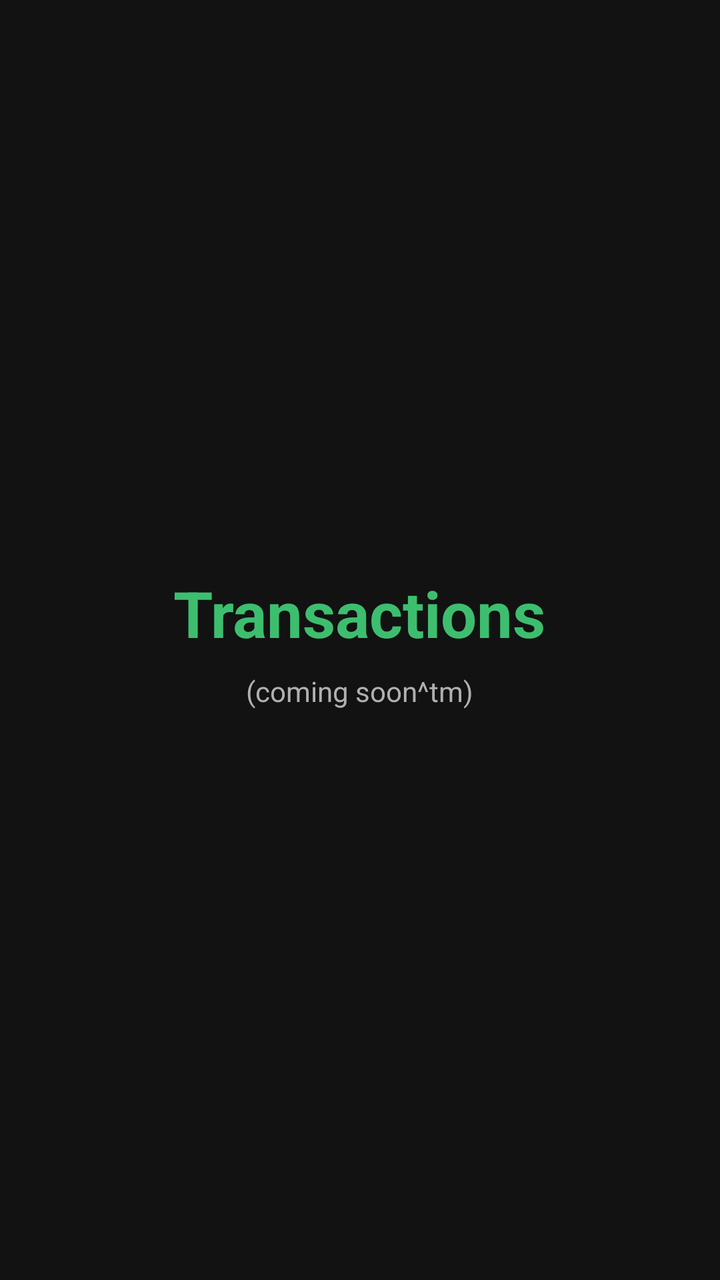
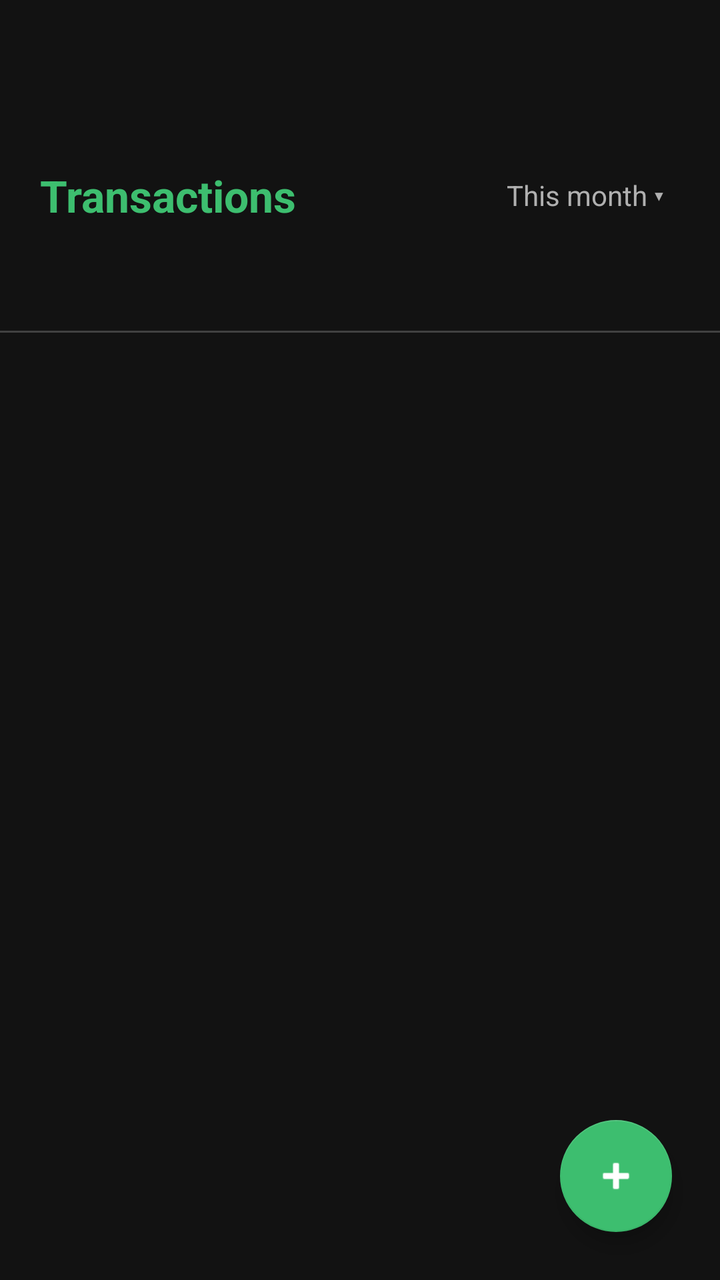

An Android layout rendered at two revisions. The XML below is the earlier revision; the diff shows what the commit changed to produce the second picture.
<!-- AndroidManifest.xml: application theme Theme.Tamatoa -->
<!-- res/layout/fragment_transactions.xml -->
<?xml version="1.0" encoding="utf-8"?>
<LinearLayout xmlns:android="http://schemas.android.com/apk/res/android"
    android:layout_width="match_parent"
    android:layout_height="match_parent"
    android:orientation="vertical"
    android:gravity="center"
    android:background="@color/bg_app">

    <TextView
        android:layout_width="wrap_content"
        android:layout_height="wrap_content"
        android:text="Transactions"
        android:textColor="@color/accent_transactions"
        android:textSize="32sp"
        android:textStyle="bold"/>

    <TextView
        android:layout_width="wrap_content"
        android:layout_height="wrap_content"
        android:text="(coming soon^tm)"
        android:textColor="@color/text_secondary"
        android:textSize="14sp"
        android:layout_marginTop="8dp"/>
</LinearLayout>
<!-- resources referenced by this layout -->
<resources>
  <color name="accent_transactions">#3DBE6F</color>
  <color name="bg_app">#121212</color>
  <color name="text_secondary">#B0B0B0</color>
  <style name="Theme.Tamatoa" parent="Theme.MaterialComponents.DayNight.NoActionBar">
          <item name="colorPrimary">@color/accent_dashboard</item>
          <item name="colorOnPrimary">@color/text_primary</item>
          <item name="android:statusBarColor">@color/bg_app</item>
          <item name="android:windowBackground">@color/bg_app</item>
          <item name="android:windowLightStatusBar">false</item>
      </style>
  <color name="accent_dashboard">#F2A03D</color>
  <color name="text_primary">#FFFFFF</color>
</resources>

<!-- the commit's change to res/layout/fragment_transactions.xml (unified diff, before → after) -->
@@ -1,24 +1,102 @@
+<?xml version="1.0" encoding="utf-8"?>
+<androidx.constraintlayout.widget.ConstraintLayout
+    xmlns:android="http://schemas.android.com/apk/res/android"
+    xmlns:app="http://schemas.android.com/apk/res-auto"
+    android:layout_width="match_parent"
+    android:layout_height="match_parent"
+    android:background="@color/bg_app">
+
+    
+    <LinearLayout
+        android:id="@+id/header"
+        android:layout_width="match_parent"
+        android:layout_height="wrap_content"
+        android:orientation="horizontal"
+        android:gravity="center_vertical"
+        android:paddingTop="80dp"
+        android:paddingBottom="50dp"
+        android:paddingLeft="20dp"
+        android:paddingRight="20dp"
+        app:layout_constraintTop_toTopOf="parent">
+
+        <TextView
+            android:layout_width="0dp"
+            android:layout_height="wrap_content"
+            android:layout_weight="1"
+            android:text="Transactions"
+            android:textColor="@color/accent_transactions"
+            android:textSize="22sp"
+            android:textStyle="bold"/>
+
+        
+        <TextView
+            android:id="@+id/periodLabel"
+            android:layout_width="wrap_content"
+            android:layout_height="wrap_content"
+            android:text="This month ▾"
+            android:textColor="@color/text_secondary"
+            android:textSize="14sp"
+            android:padding="8dp"
+            android:background="?attr/selectableItemBackground"/>
+    </LinearLayout>
+
+    <View
+        android:id="@+id/headerDivider"
+        android:layout_width="match_parent"
+        android:layout_height="1dp"
+        android:background="@drawable/divider_horizontal"
+        app:layout_constraintTop_toBottomOf="@id/header"/>
+
+    
+    <include
+        android:id="@+id/emptyState"
+        layout="@layout/empty_expense"
+        android:layout_width="match_parent"
+        android:layout_height="0dp"
+        android:visibility="gone"
+        app:layout_constraintTop_toBottomOf="@id/headerDivider"
+        app:layout_constraintBottom_toTopOf="@id/addExpenseFab"/>
+
+    
+    <androidx.recyclerview.widget.RecyclerView
+        android:id="@+id/expensesRecycler"
+        android:layout_width="match_parent"
+        android:layout_height="0dp"
+        android:clipToPadding="false"
+        android:paddingBottom="80dp"
+        app:layout_constraintTop_toBottomOf="@id/headerDivider"
+        app:layout_constraintBottom_toBottomOf="parent"/>
+
+    
+    <com.google.android.material.floatingactionbutton.FloatingActionButton
+        android:id="@+id/addExpenseFab"
+        android:layout_width="wrap_content"
+        android:layout_height="wrap_content"
+        android:layout_margin="24dp"
+        android:contentDescription="Add expense"
+        android:src="@android:drawable/ic_input_add"
+        app:backgroundTint="@color/accent_transactions"
+        app:tint="@color/text_primary"
+        app:layout_constraintBottom_toBottomOf="parent"
+        app:layout_constraintEnd_toEndOf="parent"/>
+
+</androidx.constraintlayout.widget.ConstraintLayout>
+<!-- res/layout/empty_expense.xml (included above) -->
 <?xml version="1.0" encoding="utf-8"?>
 <LinearLayout xmlns:android="http://schemas.android.com/apk/res/android"
     android:layout_width="match_parent"
     android:layout_height="match_parent"
     android:orientation="vertical"
     android:gravity="center"
-    android:background="@color/bg_app">
+    android:padding="24dp">
 
     <TextView
         android:layout_width="wrap_content"
         android:layout_height="wrap_content"
-        android:text="Transactions"
-        android:textColor="@color/accent_transactions"
-        android:textSize="32sp"
-        android:textStyle="bold"/>
+        android:text="No expenses yet \n Tap the + to add one"
+        android:textColor="@color/text_primary"
+        android:textSize="18sp"
+        android:textStyle="bold"
+        android:layout_marginBottom="6dp"/>
 
-    <TextView
-        android:layout_width="wrap_content"
-        android:layout_height="wrap_content"
-        android:text="(coming soon^tm)"
-        android:textColor="@color/text_secondary"
-        android:textSize="14sp"
-        android:layout_marginTop="8dp"/>
 </LinearLayout>
<!-- resource entries referenced after the edit -->
@@ -3,6 +3,13 @@
   <color name="accent_transactions">#3DBE6F</color>
   <color name="bg_app">#121212</color>
   <color name="text_secondary">#B0B0B0</color>
+  <!-- drawable divider_horizontal (drawable) -->
+  <?xml version="1.0" encoding="utf-8"?>
+  <shape xmlns:android="http://schemas.android.com/apk/res/android"
+      android:shape="rectangle">
+      <size android:height="1dp"/>
+      <solid android:color="#33FFFFFF"/>
+  </shape>
   <style name="Theme.Tamatoa" parent="Theme.MaterialComponents.DayNight.NoActionBar">
           <item name="colorPrimary">@color/accent_dashboard</item>
           <item name="colorOnPrimary">@color/text_primary</item>
